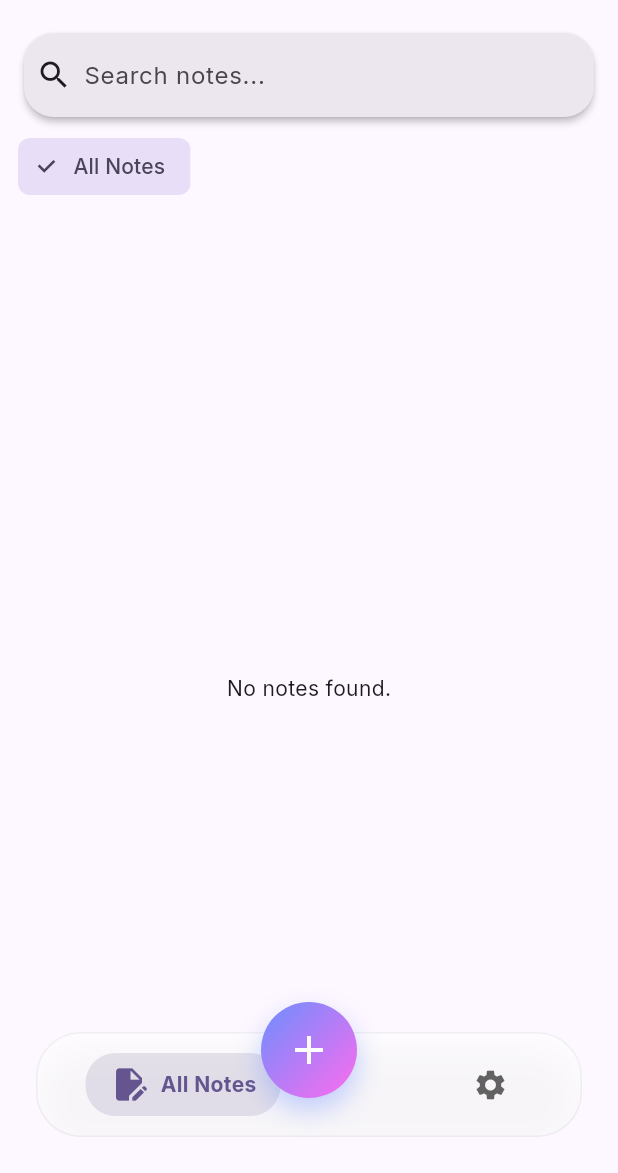
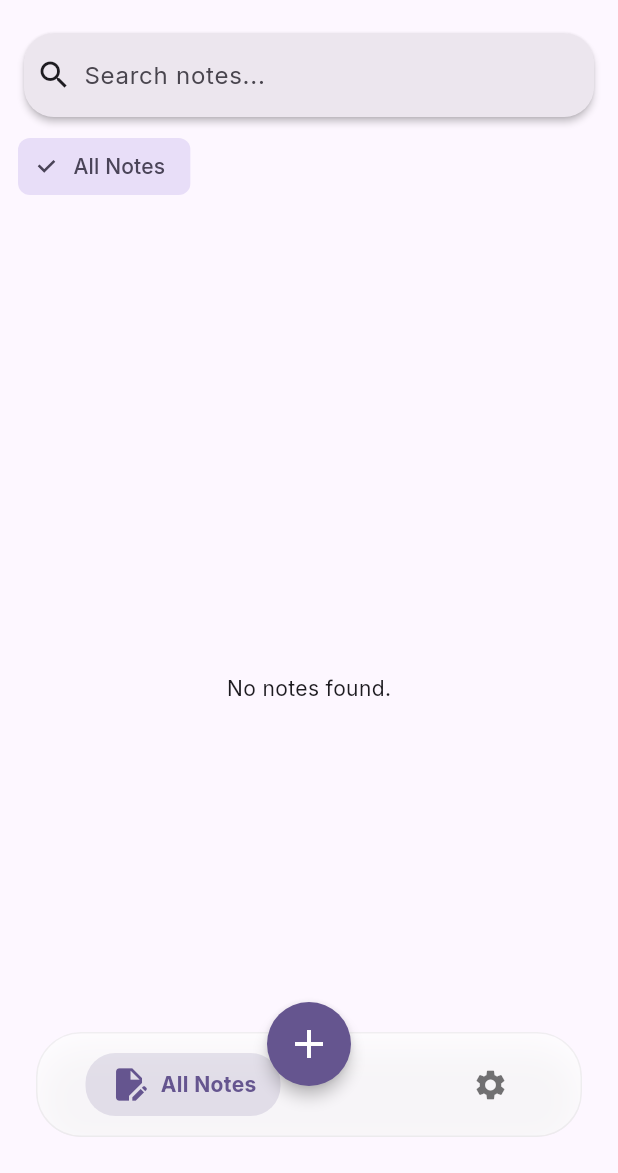
Before and after one commit to Roni077/PureNote, a Flutter app: the HomeScreen screen opened by its route, on a phone screen of 412 x 824 dp, the part 63-1236 px from its top. Run offline on Flutter 3.47's test engine with Material 3 defaults, Android fonts, the phone set to English and light mode, and no system bars; our stand-ins replace file_picker, flutter_local_notifications, flutter_markdown_plus, flutter_secure_storage, go_router, google_fonts and 6 more; missing offline and left inert: window_manager; accounts and stored records are empty; generated files the repository leaves out were written again; project files that could hold a hidden picture were left out.

Commit message:
fix: onboarding looping, dark mode nav icons, and material FAB

```diff
--- a/lib/main.dart
+++ b/lib/main.dart
@@ -1,14 +1,19 @@
 import 'package:flutter/material.dart';
 import 'package:window_manager/window_manager.dart';
 import 'dart:io';
+import 'package:shared_preferences/shared_preferences.dart';
 
 import 'package:purenote/app/purenote_app.dart';
 import 'package:purenote/app/dependency_injection.dart';
 import 'package:purenote/ui/core/utils/error_reporter.dart';
+import 'package:purenote/ui/core/config/router/app_router.dart';
 
 void main() async {
   WidgetsFlutterBinding.ensureInitialized();
   ErrorReporter.initialize();
+
+  final prefs = await SharedPreferences.getInstance();
+  isFirstLaunch = !(prefs.getBool('hasCompletedOnboarding') ?? false);
 
   if (Platform.isWindows || Platform.isLinux || Platform.isMacOS) {
     await windowManager.ensureInitialized();
--- a/lib/ui/core/widgets/main_scaffold.dart
+++ b/lib/ui/core/widgets/main_scaffold.dart
@@ -114,38 +114,17 @@ class CustomFloatingNavBar extends StatelessWidget {
             ),
           ),
 
-          Positioned(
-            top: -20,
-            child: GestureDetector(
-              onTap: () {
-                context.push('/editor');
-              },
-              child: Container(
-                height: 64,
-                width: 64,
-                decoration: BoxDecoration(
-                  shape: BoxShape.circle,
-                  gradient: const LinearGradient(
-                    colors: [Color(0xFF6B8EFF), Color(0xFFFF6BEE)],
-                    begin: Alignment.topLeft,
-                    end: Alignment.bottomRight,
-                  ),
-                  boxShadow: [
-                    BoxShadow(
-                      color: const Color(0xFF6B8EFF).withValues(alpha: 0.4),
-                      blurRadius: 15,
-                      offset: const Offset(0, 8),
-                    ),
-                  ],
-                ),
-                child: const Icon(
-                  Icons.add,
-                  color: Colors.white,
-                  size: 32,
-                ),
+            Positioned(
+              top: -20,
+              child: FloatingActionButton(
+                onPressed: () => context.push('/editor'),
+                elevation: 4,
+                backgroundColor: isDark ? Colors.blueGrey[800] : theme.colorScheme.primary,
+                foregroundColor: isDark ? Colors.white : theme.colorScheme.onPrimary,
+                shape: const CircleBorder(),
+                child: const Icon(Icons.add, size: 32),
               ),
             ),
-          ),
         ],
       ),
     );
@@ -171,7 +150,7 @@ class _NavBarItem extends StatelessWidget {
     final isDark = theme.brightness == Brightness.dark;
     final color = isSelected
         ? theme.primaryColor
-        : (theme.iconTheme.color?.withValues(alpha: 0.6) ?? (isDark ? Colors.white60 : Colors.black54));
+        : (isDark ? Colors.white70 : Colors.black54);
 
     return GestureDetector(
       onTap: onTap,
--- a/lib/ui/features/onboarding/views/onboarding_screen.dart
+++ b/lib/ui/features/onboarding/views/onboarding_screen.dart
@@ -3,6 +3,7 @@ import 'package:go_router/go_router.dart';
 import 'package:permission_handler/permission_handler.dart';
 import 'package:provider/provider.dart';
 import 'package:purenote/ui/features/settings/view_models/settings_view_model.dart';
+import 'package:purenote/ui/core/config/router/app_router.dart';
 
 class OnboardingScreen extends StatefulWidget {
   const OnboardingScreen({super.key});
@@ -35,6 +36,7 @@ class _OnboardingScreenState extends State<OnboardingScreen> {
   Future<void> _finishOnboarding() async {
     final settingsViewModel = context.read<SettingsViewModel>();
     await settingsViewModel.completeOnboarding();
+    isFirstLaunch = false;
     if (mounted) {
       context.go('/');
     }
```
Also changed, not shown: lib/ui/core/config/router/app_router.dart (+4 -7 lines).
